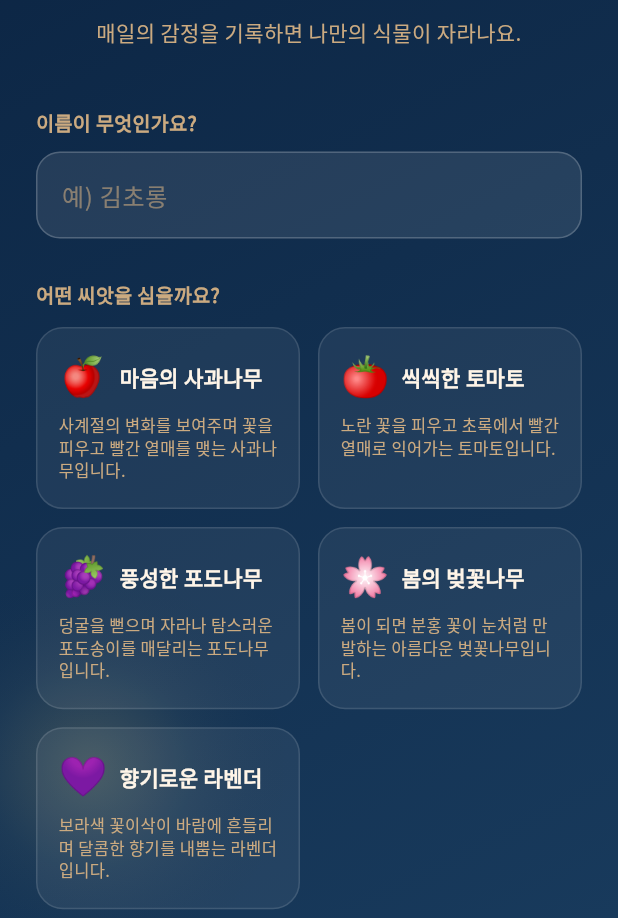
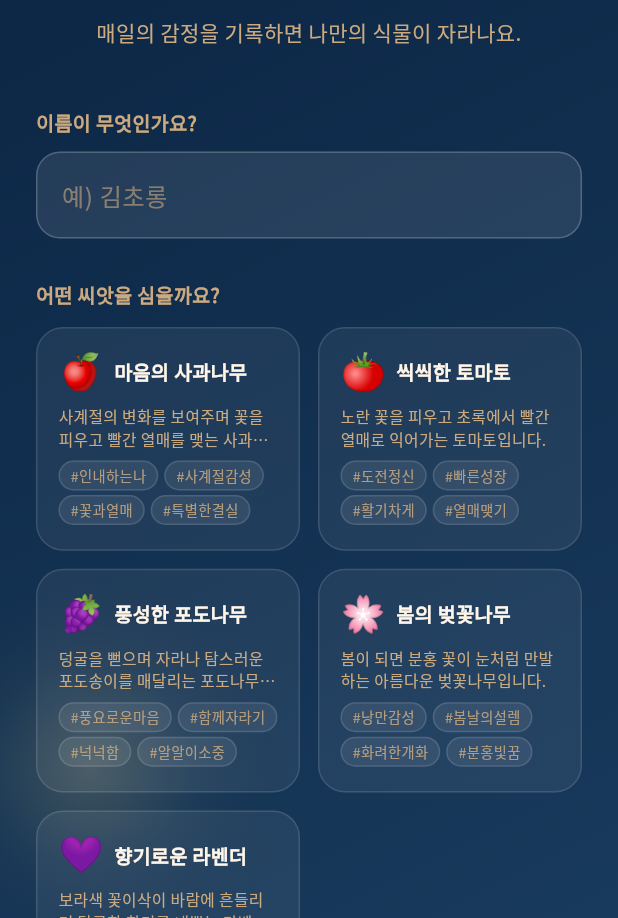
Before and after one commit to knuemeal16486/ABALKYO, a Flutter app: the screen it shows after launch, on a phone screen of 412 x 824 dp, the part 318-1236 px from its top. Run offline on Flutter 3.47's test engine with Material 3 defaults, Android fonts, the phone set to English and light mode, and no system bars; drawn by our look-alikes of flutter_animate; our stand-ins replace cloud_firestore, firebase_core, geolocator, google_fonts, google_generative_ai, image_picker and 2 more; accounts and stored records are empty.

Commit message:
feat: add hashtag personality tags to plant species in SeedPicker
Each plant now shows 4 hashtag chips so students can match their
personality before picking a seed (e.g. #낭만감성 for cherry blossom,
#차분한나 for lavender). Tags live in PlantSpecies.tags; SeedPicker
renders them as small pill chips, highlighted when selected.

```diff
--- a/lib/models/app_models.dart
+++ b/lib/models/app_models.dart
@@ -23,6 +23,7 @@ class PlantSpecies {
   final String name;
   final String emoji;
   final String description;
+  final List<String> tags;
   final List<PlantStageInfo> stages;
 
   const PlantSpecies({
@@ -30,6 +31,7 @@ class PlantSpecies {
     required this.name,
     required this.emoji,
     required this.description,
+    this.tags = const [],
     required this.stages,
   });
 }
@@ -42,6 +44,7 @@ class PlantDictionary {
       name: '마음의 사과나무',
       emoji: '🍎',
       description: '사계절의 변화를 보여주며 꽃을 피우고 빨간 열매를 맺는 사과나무입니다.',
+      tags: ['#인내하는나', '#사계절감성', '#꽃과열매', '#특별한결실'],
       stages: [
         PlantStageInfo('seed', '씨앗 파종', 0),
         PlantStageInfo('germination', '발아', 8),
@@ -57,6 +60,7 @@ class PlantDictionary {
       name: '씩씩한 토마토',
       emoji: '🍅',
       description: '노란 꽃을 피우고 초록에서 빨간 열매로 익어가는 토마토입니다.',
+      tags: ['#도전정신', '#빠른성장', '#활기차게', '#열매맺기'],
       stages: [
         PlantStageInfo('seed', '씨앗 파종', 0),
         PlantStageInfo('germination', '발아', 10),
@@ -72,6 +76,7 @@ class PlantDictionary {
       name: '풍성한 포도나무',
       emoji: '🍇',
       description: '덩굴을 뻗으며 자라나 탐스러운 포도송이를 매달리는 포도나무입니다.',
+      tags: ['#풍요로운마음', '#함께자라기', '#넉넉함', '#알알이소중'],
       stages: [
         PlantStageInfo('cutting', '삽목 발근', 0),
         PlantStageInfo('newShoot', '새순 돋움', 12),
@@ -87,6 +92,7 @@ class PlantDictionary {
       name: '봄의 벚꽃나무',
       emoji: '🌸',
       description: '봄이 되면 분홍 꽃이 눈처럼 만발하는 아름다운 벚꽃나무입니다.',
+      tags: ['#낭만감성', '#봄날의설렘', '#화려한개화', '#분홍빛꿈'],
       stages: [
         PlantStageInfo('seed', '씨앗 파종', 0),
         PlantStageInfo('germination', '발아', 8),
@@ -102,6 +108,7 @@ class PlantDictionary {
       name: '향기로운 라벤더',
       emoji: '💜',
       description: '보라색 꽃이삭이 바람에 흔들리며 달콤한 향기를 내뿜는 라벤더입니다.',
+      tags: ['#차분한나', '#향기로운일상', '#힐링타임', '#꾸준히'],
       stages: [
         PlantStageInfo('seed', '씨앗 파종', 0),
         PlantStageInfo('germination', '발아', 10),
--- a/lib/widgets/seed_picker.dart
+++ b/lib/widgets/seed_picker.dart
@@ -2,7 +2,7 @@ import 'package:flutter/material.dart';
 import '../models/app_models.dart';
 import '../theme/app_theme.dart';
 
-/// 4종 식물 씨앗 중 하나를 고르는 카드 그리드. 온보딩·수확 후 재사용.
+/// 5종 식물 씨앗 중 하나를 고르는 카드 그리드. 온보딩·수확 후 재사용.
 class SeedPicker extends StatelessWidget {
   final PlantType? selected;
   final ValueChanged<PlantType> onSelect;
@@ -17,15 +17,15 @@ class SeedPicker extends StatelessWidget {
       crossAxisCount: 2,
       mainAxisSpacing: 12,
       crossAxisSpacing: 12,
-      childAspectRatio: 1.45,
+      childAspectRatio: 1.18,
       children: types.map((type) {
-        final sp = PlantDictionary.of(type);
+        final sp  = PlantDictionary.of(type);
         final sel = selected == type;
         return GestureDetector(
           onTap: () => onSelect(type),
           child: AnimatedContainer(
             duration: const Duration(milliseconds: 200),
-            padding: const EdgeInsets.all(14),
+            padding: const EdgeInsets.fromLTRB(14, 12, 14, 12),
             decoration: BoxDecoration(
               color: sel
                   ? AppTheme.softMoss.withValues(alpha: 0.30)
@@ -41,36 +41,43 @@ class SeedPicker extends StatelessWidget {
             child: Column(
               crossAxisAlignment: CrossAxisAlignment.start,
               children: [
+                // 이모지 + 이름 + 체크
                 Row(
                   children: [
-                    Text(sp.emoji, style: const TextStyle(fontSize: 26)),
-                    const SizedBox(width: 8),
+                    Text(sp.emoji, style: const TextStyle(fontSize: 24)),
+                    const SizedBox(width: 7),
                     Expanded(
                       child: Text(
                         sp.name,
                         style: TextStyle(
                           color: sel ? AppTheme.dawnGlow : AppTheme.textOnDark,
                           fontWeight: FontWeight.bold,
-                          fontSize: 14,
+                          fontSize: 13,
                         ),
+                        maxLines: 1,
+                        overflow: TextOverflow.ellipsis,
                       ),
                     ),
                     if (sel)
                       const Icon(Icons.check_circle_rounded,
-                          color: AppTheme.softMoss, size: 18),
+                          color: AppTheme.softMoss, size: 17),
                   ],
                 ),
-                const SizedBox(height: 6),
-                Expanded(
-                  child: Text(
-                    sp.description,
-                    style: TextStyle(
-                        color: AppTheme.textSubtle,
-                        fontSize: 11,
-                        height: 1.4),
-                    maxLines: 3,
-                    overflow: TextOverflow.ellipsis,
-                  ),
+                const SizedBox(height: 5),
+                // 설명
+                Text(
+                  sp.description,
+                  style: TextStyle(
+                      color: AppTheme.textSubtle, fontSize: 10.5, height: 1.4),
+                  maxLines: 2,
+                  overflow: TextOverflow.ellipsis,
+                ),
+                const SizedBox(height: 7),
+                // 해시태그
+                Wrap(
+                  spacing: 4,
+                  runSpacing: 3,
+                  children: sp.tags.map((tag) => _TagChip(tag: tag, active: sel)).toList(),
                 ),
               ],
             ),
@@ -80,3 +87,37 @@ class SeedPicker extends StatelessWidget {
     );
   }
 }
+
+class _TagChip extends StatelessWidget {
+  final String tag;
+  final bool active;
+  const _TagChip({required this.tag, required this.active});
+
+  @override
+  Widget build(BuildContext context) {
+    return Container(
+      padding: const EdgeInsets.symmetric(horizontal: 7, vertical: 2),
+      decoration: BoxDecoration(
+        color: active
+            ? AppTheme.softMoss.withValues(alpha: 0.22)
+            : Colors.white.withValues(alpha: 0.08),
+        borderRadius: BorderRadius.circular(20),
+        border: Border.all(
+          color: active
+              ? AppTheme.softMoss.withValues(alpha: 0.55)
+              : Colors.white.withValues(alpha: 0.12),
+        ),
+      ),
+      child: Text(
+        tag,
+        style: TextStyle(
+          color: active
+              ? AppTheme.softMoss
+              : AppTheme.textSubtle.withValues(alpha: 0.85),
+          fontSize: 9.5,
+          fontWeight: active ? FontWeight.w600 : FontWeight.normal,
+        ),
+      ),
+    );
+  }
+}
```
